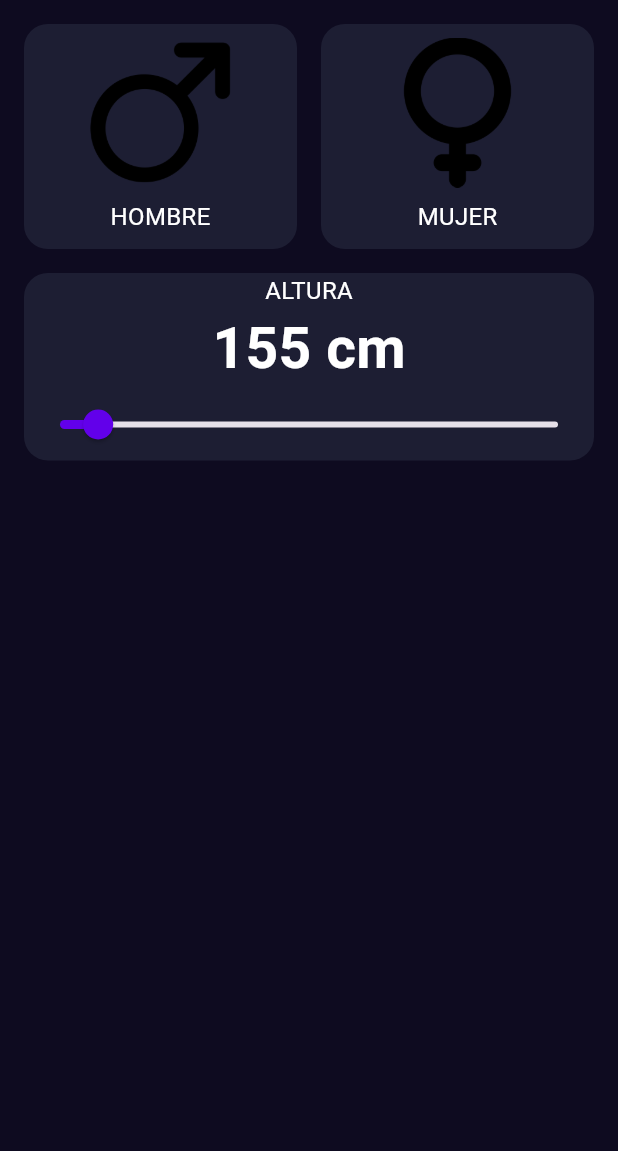
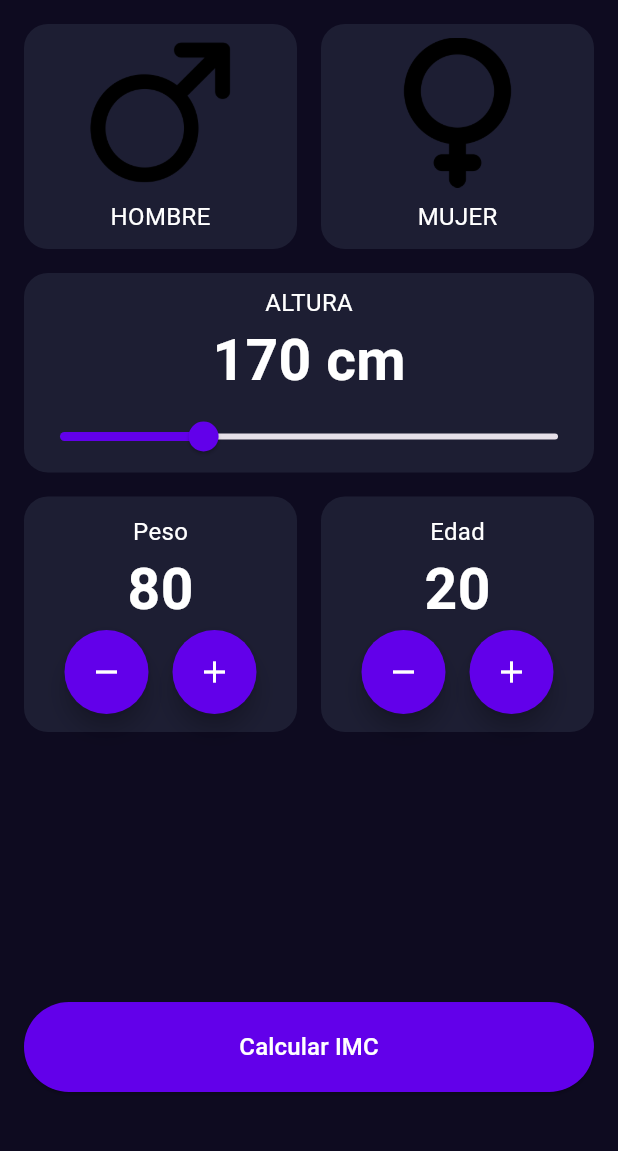
Before and after one commit to EdgarFav/imc_calculator, a Flutter app: the screen it shows after launch, on a phone screen of 412 x 824 dp, the part 84-1235 px from its top. Run offline on Flutter 3.47's test engine with Material 3 defaults, Android fonts, the phone set to English and light mode, and no system bars.

Commit message:
Feat: Finishing the imc result screen

```diff
--- a/lib/components/height_selector.dart
+++ b/lib/components/height_selector.dart
@@ -3,15 +3,20 @@ import 'package:imc_calculator/core/app_colors.dart';
 import 'package:imc_calculator/core/text_styles.dart';
 
 class HeightSelector extends StatefulWidget {
-  const HeightSelector({super.key});
+  final double selectedHeight;
+  final Function(double) onHeightChange;
+
+  const HeightSelector({
+    super.key,
+    required this.selectedHeight,
+    required this.onHeightChange,
+  });
 
   @override
   State<HeightSelector> createState() => _HeightSelectorState();
 }
 
 class _HeightSelectorState extends State<HeightSelector> {
-  double height = 155; //Altura inicial
-
   @override
   Widget build(BuildContext context) {
     return Padding(
@@ -23,9 +28,12 @@ class _HeightSelectorState extends State<HeightSelector> {
         ),
         child: Column(
           children: [
-            Text("ALTURA", style: TextStyles.bodyText),
+            Padding(
+              padding: const EdgeInsets.only(top: 8),
+              child: Text("ALTURA", style: TextStyles.bodyText),
+            ),
             Text(
-              "${height.toStringAsFixed(0)} cm",
+              "${widget.selectedHeight.toStringAsFixed(0)} cm",
               style: TextStyle(
                 fontSize: 38,
                 fontWeight: FontWeight.bold,
@@ -33,17 +41,15 @@ class _HeightSelectorState extends State<HeightSelector> {
               ),
             ),
             Slider(
-              value: height,
+              value: widget.selectedHeight,
               onChanged: (newHeight) {
-                setState(() {
-                  height = newHeight;
-                });
+                widget.onHeightChange(newHeight);
               },
               max: 220,
               min: 150,
               divisions: 70,
               activeColor: AppColors.primary,
-              label: "${height.toStringAsFixed(0)} cm",
+              label: "${widget.selectedHeight.toStringAsFixed(0)} cm",
             ),
           ],
         ),
--- /dev/null
+++ b/lib/components/number_selector.dart
@@ -0,0 +1,72 @@
+import 'package:flutter/material.dart';
+import 'package:imc_calculator/core/app_colors.dart';
+import 'package:imc_calculator/core/text_styles.dart';
+
+class NumberSelector extends StatefulWidget {
+  final String title;
+  final int value;
+  final Function() onIncrement;
+  final Function() onDecrement;
+  const NumberSelector({
+    super.key,
+    required this.title,
+    required this.value,
+    required this.onIncrement,
+    required this.onDecrement,
+  });
+
+  @override
+  State<NumberSelector> createState() => _NumberSelectorState();
+}
+
+class _NumberSelectorState extends State<NumberSelector> {
+  @override
+  Widget build(BuildContext context) {
+    return Container(
+      decoration: BoxDecoration(
+        color: AppColors.backgroundComponent,
+        borderRadius: BorderRadius.circular(16),
+      ),
+      child: Padding(
+        padding: const EdgeInsets.all(12),
+        child: Column(
+          children: [
+            Text(widget.title, style: TextStyles.bodyText),
+            Text(
+              widget.value.toString(),
+              style: TextStyle(
+                fontSize: 38,
+                fontWeight: FontWeight.bold,
+                color: Colors.white,
+              ),
+            ),
+            Row(
+              mainAxisAlignment: MainAxisAlignment.center,
+              children: [
+                FloatingActionButton(
+                  heroTag: null,
+                  onPressed: () {
+                    widget.onDecrement();
+                  },
+                  shape: CircleBorder(),
+                  backgroundColor: AppColors.primary,
+                  child: Icon(Icons.remove, color: Colors.white),
+                ),
+                SizedBox(width: 16),
+                FloatingActionButton(
+                  heroTag: null,
+                  onPressed: () {
+                    widget.onIncrement();
+                  },
+                  shape: CircleBorder(),
+                  backgroundColor: AppColors.primary,
+                  child: Icon(Icons.add, color: Colors.white),
+                ),
+              ],
+            ),
+          ],
+        ),
+      ),
+    );
+  }
+}
--- a/lib/screens/imc_home_screen.dart
+++ b/lib/screens/imc_home_screen.dart
@@ -1,6 +1,10 @@
 import 'package:flutter/material.dart';
 import 'package:imc_calculator/components/gender_selector.dart';
 import 'package:imc_calculator/components/height_selector.dart';
+import 'package:imc_calculator/components/number_selector.dart';
+import 'package:imc_calculator/core/app_colors.dart';
+import 'package:imc_calculator/core/text_styles.dart';
+import 'package:imc_calculator/screens/imc_result_screen.dart';
 
 class ImcHomeScreen extends StatefulWidget {
   const ImcHomeScreen({super.key});
@@ -10,8 +14,95 @@ class ImcHomeScreen extends StatefulWidget {
 }
 
 class _ImcHomeScreenState extends State<ImcHomeScreen> {
+  int selectedAge = 20;
+  int selectedWeight = 80;
+  double selectedHeight = 170;
+
   @override
   Widget build(BuildContext context) {
-    return Column(children: [GenderSelector(), HeightSelector()]);
+    return Column(
+      children: [
+        GenderSelector(),
+        HeightSelector(
+          selectedHeight: selectedHeight,
+          onHeightChange: (newHeight) {
+            setState(() {
+              selectedHeight = newHeight;
+            });
+          },
+        ),
+        Padding(
+          padding: const EdgeInsets.all(16),
+          child: Row(
+            children: [
+              Expanded(
+                child: NumberSelector(
+                  title: 'Peso',
+                  value: selectedWeight,
+                  onIncrement: () {
+                    setState(() {
+                      selectedWeight++;
+                    });
+                  },
+                  onDecrement: () {
+                    setState(() {
+                      selectedWeight--;
+                    });
+                  },
+                ),
+              ),
+              SizedBox(width: 16),
+              Expanded(
+                child: NumberSelector(
+                  title: 'Edad',
+                  value: selectedAge,
+                  onIncrement: () {
+                    setState(() {
+                      selectedAge++;
+                    });
+                  },
+                  onDecrement: () {
+                    setState(() {
+                      selectedAge--;
+                    });
+                  },
+                ),
+              ),
+            ],
+          ),
+        ),
+        Spacer(),
+        Padding(
+          padding: const EdgeInsets.only(
+            bottom: 40,
+            right: 16,
+            left: 16,
+            top: 16,
+          ),
+          child: SizedBox(
+            width: double.infinity,
+            height: 60,
+            child: ElevatedButton(
+              onPressed: () {
+                Navigator.push(
+                  context,
+                  MaterialPageRoute(
+                    builder:
+                        (context) => ImcResultScreen(
+                          height: selectedHeight,
+                          weight: selectedWeight,
+                        ),
+                  ),
+                );
+              },
+              style: ButtonStyle(
+                backgroundColor: WidgetStateProperty.all(AppColors.primary),
+              ),
+              child: Text('Calcular IMC', style: TextStyles.bodyText),
+            ),
+          ),
+        ),
+      ],
+    );
   }
 }
```
Also changed, not shown: lib/screens/imc_result_screen.dart (added, +139 -0 lines).
